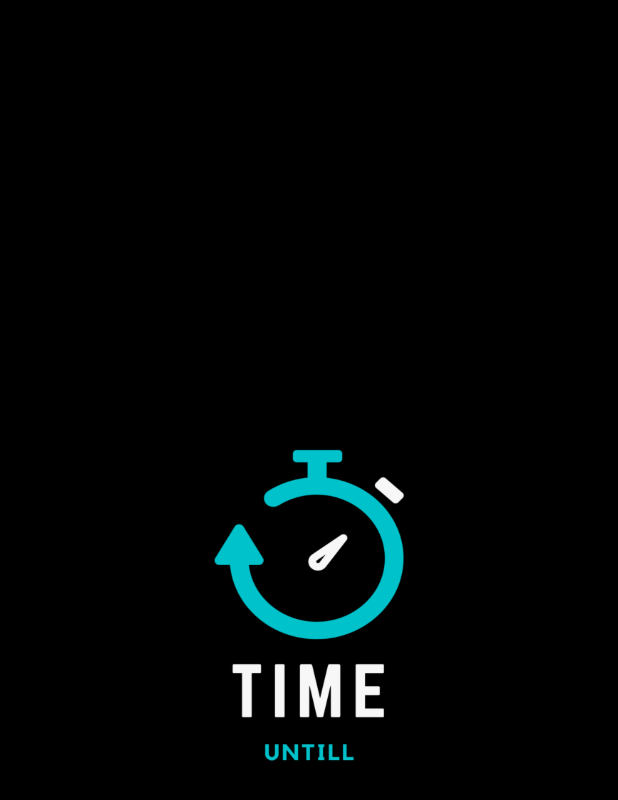
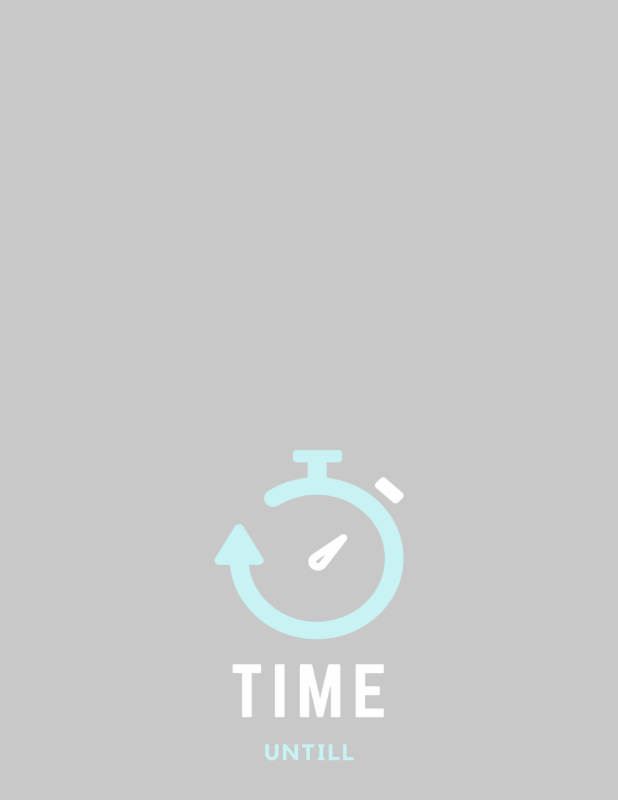
Before and after one commit to ask-org/pomo-timer, a Flutter app: the first screen one second after launch, on a phone screen of 412 x 824 dp. Shown: the top 800 px of the screen. Run offline on Flutter 3.47's test engine with Material 3 defaults, Android fonts, the phone set to English and light mode, and no system bars; our stand-ins replace hive, hive_flutter; accounts and stored records are empty.

Commit message:
splash screen animation

```diff
--- a/lib/pages/splash_screen.dart
+++ b/lib/pages/splash_screen.dart
@@ -8,7 +8,16 @@ class SplashScreen extends StatefulWidget {
   State<SplashScreen> createState() => _SplashScreenState();
 }
 
-class _SplashScreenState extends State<SplashScreen> {
+class _SplashScreenState extends State<SplashScreen>
+    with TickerProviderStateMixin {
+  late final AnimationController _controller = AnimationController(
+    duration: const Duration(seconds: 2),
+    vsync: this,
+  )..repeat(reverse: true);
+
+  late final Animation<double> _animation =
+      CurvedAnimation(parent: _controller, curve: Curves.easeIn);
+
   @override
   void initState() {
     super.initState();
@@ -16,34 +25,35 @@ class _SplashScreenState extends State<SplashScreen> {
   }
 
   _navigateToHome() async {
-    await Future.delayed(Duration(milliseconds: 2000), () {});
+    await Future.delayed(const Duration(seconds: 2), () {});
     Navigator.pushReplacement(
         context, MaterialPageRoute(builder: (context) => const TimerPage()));
+  }
+
+  @override
+  void dispose() {
+    _controller.dispose();
+    super.dispose();
   }
 
   @override
   Widget build(BuildContext context) {
     double screenWidth = MediaQuery.of(context).size.width;
     double screenHeight = MediaQuery.of(context).size.height;
-    return Scaffold(
+    return FadeTransition(
+      opacity: _animation,
+      child: Scaffold(
         backgroundColor: Colors.black,
         body: Center(
-        child: Column(
-          mainAxisAlignment: MainAxisAlignment.center,
-          children: [
-            SizedBox(
+          child: SizedBox(
             height: screenHeight * 0.42,
             width: screenWidth * 0.9,
-              child: ClipRRect(
-                borderRadius: BorderRadius.circular(50),
             child: Image.asset(
               "assets/images/time_untill.png",
               fit: BoxFit.fill,
             ),
           ),
         ),
-          ],
-        ),
       ),
     );
   }
```
Lines whose indentation alone changed are shown as unchanged.
